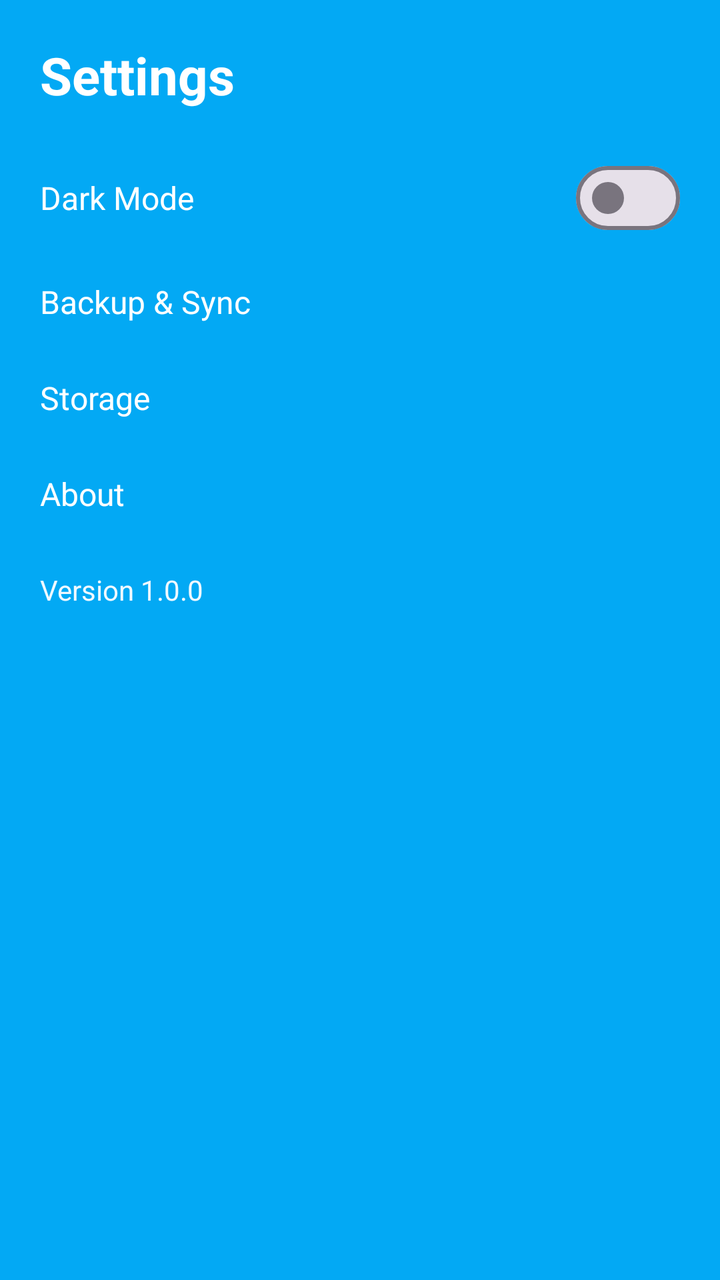
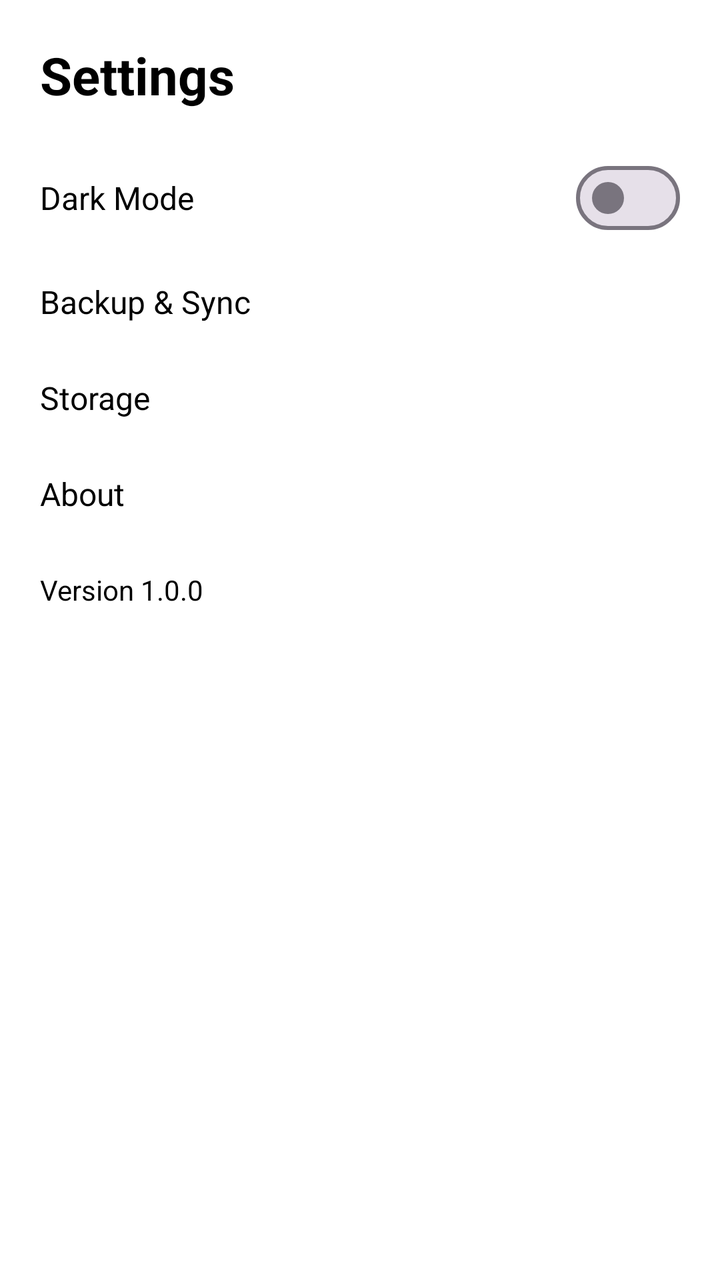

An Android layout rendered at two revisions. The XML below is the earlier revision; the diff shows what the commit changed to produce the second picture.
<!-- AndroidManifest.xml: application theme Theme.Note2Snap -->
<!-- res/layout/fragment_settings.xml -->
<?xml version="1.0" encoding="utf-8"?>
<LinearLayout xmlns:android="http://schemas.android.com/apk/res/android"
    android:layout_width="match_parent"
    android:layout_height="match_parent"
    android:background="#FF03A9F4"
    android:orientation="vertical"
    android:padding="20dp">

    <TextView
        android:layout_width="wrap_content"
        android:layout_height="wrap_content"
        android:text="Settings"
        android:textColor="#FFFFFF"
        android:textSize="26sp"
        android:textStyle="bold" />

    <RelativeLayout
        android:id="@+id/rlDarkMode"
        android:layout_width="match_parent"
        android:layout_height="56dp"
        android:layout_marginTop="16dp">

        <TextView
            android:layout_width="wrap_content"
            android:layout_height="wrap_content"
            android:layout_centerVertical="true"
            android:text="Dark Mode"
            android:textColor="#FFFFFF"
            android:textSize="16sp" />

        <com.google.android.material.materialswitch.MaterialSwitch
            android:id="@+id/switchDarkMode"
            android:layout_width="wrap_content"
            android:layout_height="wrap_content"
            android:layout_alignParentEnd="true"
            android:layout_centerVertical="true" />
    </RelativeLayout>

    <TextView
        android:layout_width="match_parent"
        android:layout_height="48dp"
        android:gravity="center_vertical"
        android:text="Backup &amp; Sync"
        android:textColor="#FFFFFF"
        android:textSize="16sp" />

    <TextView
        android:layout_width="match_parent"
        android:layout_height="48dp"
        android:gravity="center_vertical"
        android:text="Storage"
        android:textColor="#FFFFFF"
        android:textSize="16sp" />

    <TextView
        android:layout_width="match_parent"
        android:layout_height="48dp"
        android:gravity="center_vertical"
        android:text="About"
        android:textColor="#FFFFFF"
        android:textSize="16sp" />

    <TextView
        android:layout_width="match_parent"
        android:layout_height="48dp"
        android:gravity="center_vertical"
        android:text="Version 1.0.0"
        android:textColor="#F0F9FF"
        android:textSize="14sp" />
</LinearLayout>
<!-- resources referenced by this layout -->
<resources>
  <style name="Theme.Note2Snap" parent="Theme.Material3.DayNight.NoActionBar">
          <item name="colorPrimary">@color/primary</item>
          <item name="colorSecondary">@color/secondary</item>
          <item name="android:windowBackground">@color/background</item>
          <item name="android:statusBarColor">@color/background</item>
      </style>
  <color name="primary">#AFC4F6</color>
  <color name="secondary">#FFF79A</color>
  <color name="background">#FFFFFF</color>
</resources>

<!-- the commit's change to res/layout/fragment_settings.xml (unified diff, before → after) -->
@@ -2,7 +2,7 @@
 <LinearLayout xmlns:android="http://schemas.android.com/apk/res/android"
     android:layout_width="match_parent"
     android:layout_height="match_parent"
-    android:background="#FF03A9F4"
+    android:background="#FFFFFF"
     android:orientation="vertical"
     android:padding="20dp">
 
@@ -10,7 +10,7 @@
         android:layout_width="wrap_content"
         android:layout_height="wrap_content"
         android:text="Settings"
-        android:textColor="#FFFFFF"
+        android:textColor="#000000"
         android:textSize="26sp"
         android:textStyle="bold" />
 
@@ -25,7 +25,7 @@
             android:layout_height="wrap_content"
             android:layout_centerVertical="true"
             android:text="Dark Mode"
-            android:textColor="#FFFFFF"
+            android:textColor="#000000"
             android:textSize="16sp" />
 
         <com.google.android.material.materialswitch.MaterialSwitch
@@ -41,7 +41,7 @@
         android:layout_height="48dp"
         android:gravity="center_vertical"
         android:text="Backup &amp; Sync"
-        android:textColor="#FFFFFF"
+        android:textColor="#000000"
         android:textSize="16sp" />
 
     <TextView
@@ -49,7 +49,7 @@
         android:layout_height="48dp"
         android:gravity="center_vertical"
         android:text="Storage"
-        android:textColor="#FFFFFF"
+        android:textColor="#000000"
         android:textSize="16sp" />
 
     <TextView
@@ -57,7 +57,7 @@
         android:layout_height="48dp"
         android:gravity="center_vertical"
         android:text="About"
-        android:textColor="#FFFFFF"
+        android:textColor="#000000"
         android:textSize="16sp" />
 
     <TextView
@@ -65,6 +65,6 @@
         android:layout_height="48dp"
         android:gravity="center_vertical"
         android:text="Version 1.0.0"
-        android:textColor="#F0F9FF"
+        android:textColor="#000000"
         android:textSize="14sp" />
 </LinearLayout>
